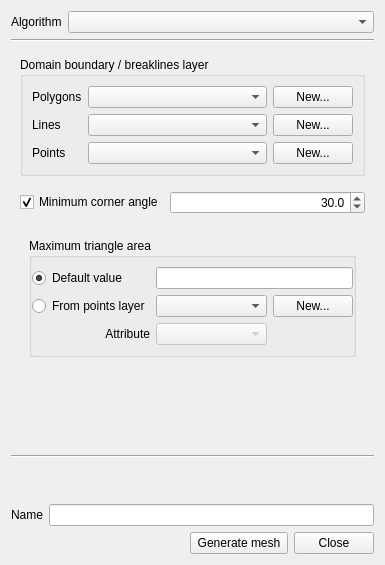
First picture: the form in MeshToolsPlugin/ui_meshtoolsplugin.ui, repository jdugge/MeshTools, before the edit.
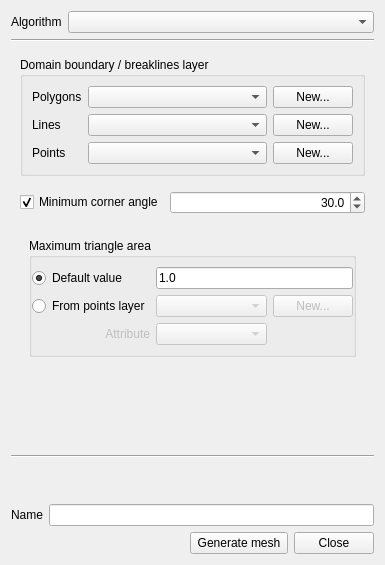
Second picture: the form after the edit.

```diff
--- a/MeshToolsPlugin/ui_meshtoolsplugin.ui
+++ b/MeshToolsPlugin/ui_meshtoolsplugin.ui
@@ -319,6 +319,9 @@
              </property>
              <item row="2" column="2">
               <widget class="QComboBox" name="cbTriangleRefinementPoints">
+               <property name="enabled">
+                <bool>false</bool>
+               </property>
                <property name="sizePolicy">
                 <sizepolicy hsizetype="Preferred" vsizetype="Fixed">
                  <horstretch>1</horstretch>
@@ -329,6 +332,9 @@
              </item>
              <item row="2" column="3">
               <widget class="QPushButton" name="pbTriangleRefinementNewPoints">
+               <property name="enabled">
+                <bool>false</bool>
+               </property>
                <property name="sizePolicy">
                 <sizepolicy hsizetype="Fixed" vsizetype="Fixed">
                  <horstretch>0</horstretch>
@@ -341,7 +347,11 @@
               </widget>
              </item>
              <item row="0" column="2" colspan="2">
-              <widget class="QLineEdit" name="leTriangleArea"/>
+              <widget class="QLineEdit" name="leTriangleArea">
+               <property name="text">
+                <string>1.0</string>
+               </property>
+              </widget>
              </item>
              <item row="4" column="2">
               <widget class="QComboBox" name="cbTriangleArea">
@@ -371,7 +381,10 @@
               </widget>
              </item>
              <item row="4" column="0">
-              <widget class="QLabel" name="label_7">
+              <widget class="QLabel" name="labelTriangleAreaAttribute">
+               <property name="enabled">
+                <bool>false</bool>
+               </property>
                <property name="text">
                 <string>Attribute</string>
                </property>
```
Left out of the diff: 68 changed lines with no effect on the pictures.
